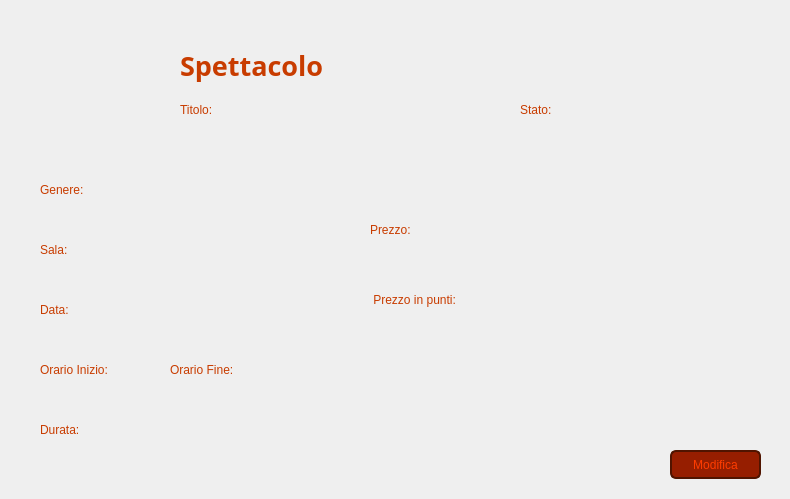
Above: Viste/VistaVisualizzaSpettacoloAmministratore.ui from GiacomoPrincipi/CineMax before the change. Below: the same form after it.
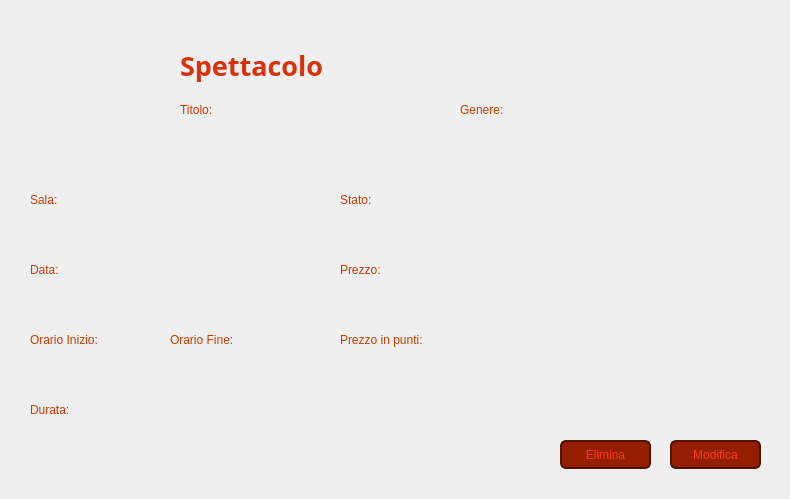
That is the form after the change. Icons and pictures are not drawn. Custom widgets are drawn as their Qt base class.

```diff
--- a/Viste/VistaVisualizzaSpettacoloAmministratore.ui
+++ b/Viste/VistaVisualizzaSpettacoloAmministratore.ui
@@ -32,8 +32,8 @@
     background: qlineargradient(
         x1: 0, y1: 1,
         x2: 0, y2: 0,
-        stop: 0 #320F00,
-        stop: 1 #641E00
+        stop: 0 #210A00,
+        stop: 1 #7D2100
     );
 }</string>
    </property>
@@ -99,7 +99,7 @@
    </property>
    <property name="styleSheet">
     <string notr="true">QLabel {
-    color: #C83C00;
+    color: #D7320C;
 }</string>
    </property>
    <property name="text">
@@ -131,8 +131,8 @@
   <widget class="QLabel" name="labelGenere">
    <property name="geometry">
     <rect>
-     <x>40</x>
-     <y>180</y>
+     <x>460</x>
+     <y>100</y>
      <width>81</width>
      <height>20</height>
     </rect>
@@ -153,8 +153,8 @@
    <property name="geometry">
     <rect>
      <x>180</x>
-     <y>120</y>
-     <width>301</width>
+     <y>130</y>
+     <width>261</width>
      <height>20</height>
     </rect>
    </property>
@@ -170,8 +170,8 @@
   <widget class="QLabel" name="labelGenereSpettacolo">
    <property name="geometry">
     <rect>
-     <x>40</x>
-     <y>200</y>
+     <x>460</x>
+     <y>130</y>
      <width>131</width>
      <height>20</height>
     </rect>
@@ -188,8 +188,8 @@
   <widget class="QLabel" name="labelOrarioInizio">
    <property name="geometry">
     <rect>
-     <x>40</x>
-     <y>360</y>
+     <x>30</x>
+     <y>330</y>
      <width>101</width>
      <height>20</height>
     </rect>
@@ -209,9 +209,9 @@
   <widget class="QLabel" name="labelOrarioInizioSpettacolo">
    <property name="geometry">
     <rect>
-     <x>40</x>
-     <y>380</y>
-     <width>41</width>
+     <x>30</x>
+     <y>360</y>
+     <width>101</width>
      <height>20</height>
     </rect>
    </property>
@@ -227,9 +227,9 @@
   <widget class="QLabel" name="labelSala">
    <property name="geometry">
     <rect>
-     <x>40</x>
-     <y>240</y>
-     <width>81</width>
+     <x>30</x>
+     <y>190</y>
+     <width>41</width>
      <height>20</height>
     </rect>
    </property>
@@ -248,9 +248,9 @@
   <widget class="QLabel" name="labelSalaSpettacolo">
    <property name="geometry">
     <rect>
-     <x>40</x>
-     <y>260</y>
-     <width>31</width>
+     <x>30</x>
+     <y>220</y>
+     <width>41</width>
      <height>20</height>
     </rect>
    </property>
@@ -266,9 +266,9 @@
   <widget class="QLabel" name="labelData">
    <property name="geometry">
     <rect>
-     <x>40</x>
-     <y>300</y>
-     <width>81</width>
+     <x>30</x>
+     <y>260</y>
+     <width>61</width>
      <height>20</height>
     </rect>
    </property>
@@ -287,9 +287,9 @@
   <widget class="QLabel" name="labelDataSpettacolo">
    <property name="geometry">
     <rect>
-     <x>40</x>
-     <y>320</y>
-     <width>81</width>
+     <x>30</x>
+     <y>290</y>
+     <width>91</width>
      <height>20</height>
     </rect>
    </property>
@@ -325,7 +325,7 @@
    <property name="geometry">
     <rect>
      <x>170</x>
-     <y>360</y>
+     <y>330</y>
      <width>101</width>
      <height>20</height>
     </rect>
@@ -346,8 +346,8 @@
    <property name="geometry">
     <rect>
      <x>170</x>
-     <y>380</y>
-     <width>51</width>
+     <y>360</y>
+     <width>111</width>
      <height>20</height>
     </rect>
    </property>
@@ -363,8 +363,8 @@
   <widget class="QLabel" name="labelDurata">
    <property name="geometry">
     <rect>
-     <x>40</x>
-     <y>420</y>
+     <x>30</x>
+     <y>400</y>
      <width>101</width>
      <height>20</height>
     </rect>
@@ -384,8 +384,8 @@
   <widget class="QLabel" name="labelDurataSpettacolo">
    <property name="geometry">
     <rect>
-     <x>40</x>
-     <y>440</y>
+     <x>30</x>
+     <y>430</y>
      <width>91</width>
      <height>20</height>
     </rect>
@@ -403,7 +403,7 @@
    <property name="geometry">
     <rect>
      <x>670</x>
-     <y>450</y>
+     <y>440</y>
      <width>91</width>
      <height>29</height>
     </rect>
@@ -416,6 +416,10 @@
     border-radius: 6px;
 }
 
+QPushButton:focus {
+    outline: none;
+}
+
 QPushButton:hover {
     background-color: #C83200;
 }</string>
@@ -427,9 +431,9 @@
   <widget class="QLabel" name="labelStato">
    <property name="geometry">
     <rect>
-     <x>520</x>
-     <y>100</y>
-     <width>111</width>
+     <x>340</x>
+     <y>190</y>
+     <width>51</width>
      <height>20</height>
     </rect>
    </property>
@@ -448,8 +452,8 @@
   <widget class="QLabel" name="labelStatoSpettacolo">
    <property name="geometry">
     <rect>
-     <x>520</x>
-     <y>120</y>
+     <x>340</x>
+     <y>220</y>
      <width>101</width>
      <height>20</height>
     </rect>
@@ -466,9 +470,9 @@
   <widget class="QLabel" name="labelPrezzo">
    <property name="geometry">
     <rect>
-     <x>370</x>
-     <y>220</y>
-     <width>101</width>
+     <x>340</x>
+     <y>260</y>
+     <width>61</width>
      <height>20</height>
     </rect>
    </property>
@@ -487,9 +491,9 @@
   <widget class="QLabel" name="labelPrezzoPunti">
    <property name="geometry">
     <rect>
-     <x>370</x>
-     <y>290</y>
-     <width>101</width>
+     <x>340</x>
+     <y>330</y>
+     <width>111</width>
      <height>20</height>
     </rect>
    </property>
@@ -499,7 +503,7 @@
 }</string>
    </property>
    <property name="text">
-    <string> Prezzo in punti:</string>
+    <string>Prezzo in punti:</string>
    </property>
    <property name="alignment">
     <set>Qt::AlignmentFlag::AlignLeading|Qt::AlignmentFlag::AlignLeft|Qt::AlignmentFlag::AlignVCenter</set>
@@ -508,8 +512,8 @@
   <widget class="QLabel" name="labelPrezzoSpettacolo">
    <property name="geometry">
     <rect>
-     <x>370</x>
-     <y>240</y>
+     <x>340</x>
+     <y>290</y>
      <width>131</width>
      <height>20</height>
     </rect>
@@ -523,11 +527,11 @@
     <string/>
    </property>
   </widget>
-  <widget class="QLabel" name="labelPrezzoSpettacolo_2">
+  <widget class="QLabel" name="labelPrezzoPuntiSpettacolo">
    <property name="geometry">
     <rect>
-     <x>370</x>
-     <y>310</y>
+     <x>340</x>
+     <y>360</y>
      <width>131</width>
      <height>20</height>
     </rect>
@@ -541,6 +545,35 @@
     <string/>
    </property>
   </widget>
+  <widget class="QPushButton" name="pushButtonElimina">
+   <property name="geometry">
+    <rect>
+     <x>560</x>
+     <y>440</y>
+     <width>91</width>
+     <height>29</height>
+    </rect>
+   </property>
+   <property name="styleSheet">
+    <string notr="true">QPushButton {
+    background-color: #961E00;
+    color: #FF3C00;
+    border: 2px solid #501400;
+    border-radius: 6px;
+}
+
+QPushButton:focus {
+    outline: none;
+}
+
+QPushButton:hover {
+    background-color: #C83200;
+}</string>
+   </property>
+   <property name="text">
+    <string>Elimina</string>
+   </property>
+  </widget>
  </widget>
  <customwidgets>
   <customwidget>
```
